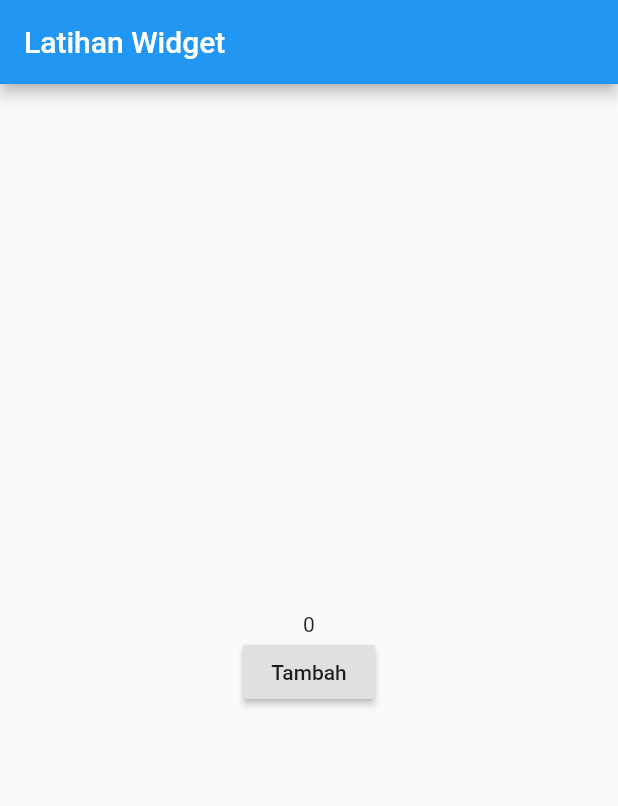
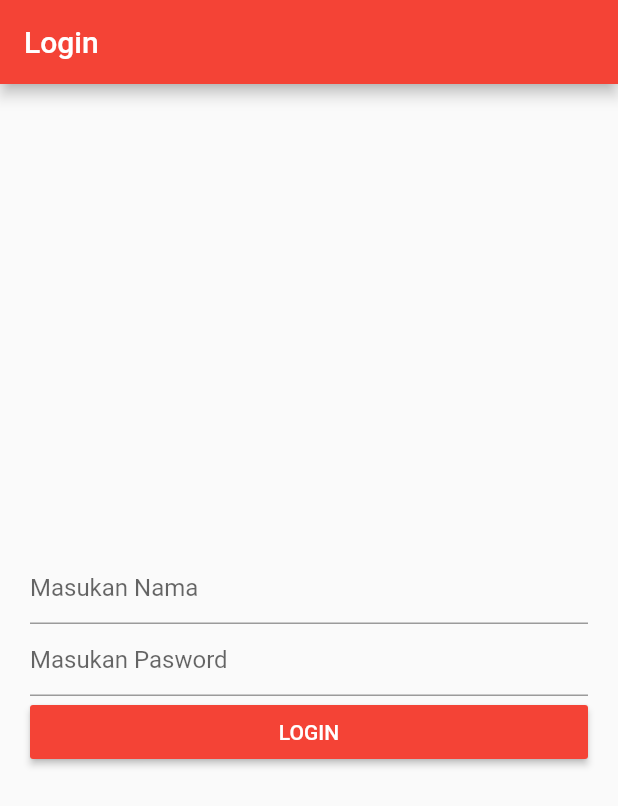
Before and after one commit to yanajuliyana/statefull, a Flutter app: the screen it shows after launch, on a phone screen of 412 x 824 dp. Shown: the top 806 px of the screen. Run offline on Flutter 3.47's test engine with Material 2 defaults, Android fonts, the phone set to English and light mode, and no system bars.

Commit message:
Tugas_Login

```diff
--- /dev/null
+++ b/lib/home_page.dart
@@ -0,0 +1,2 @@
+import 'package:flutter/material.dart';
+import 'package:statefulwidget/login_page.dart';
--- /dev/null
+++ b/lib/login_page.dart
@@ -0,0 +1,71 @@
+import 'package:flutter/material.dart';
+
+class LoginPage extends StatefulWidget {
+  LoginPage({Key key}) : super(key: key);
+
+  @override
+  _LoginPageState createState() => _LoginPageState();
+}
+
+class _LoginPageState extends State<LoginPage> {
+  TextEditingController txtUsername = new TextEditingController();
+  TextEditingController txtPassword = new TextEditingController();
+  @override
+  Widget build(BuildContext context) {
+    return Scaffold(
+      appBar: AppBar(
+        title: Text("Login"),
+      ),
+      body: Column(
+        mainAxisAlignment: MainAxisAlignment.center,
+        children: <Widget>[
+          Container(
+            padding: EdgeInsets.all(20),
+            child: Column(
+              children: <Widget>[
+                TextFormField(
+                  controller: txtUsername,
+                  decoration: InputDecoration(hintText: "Masukan Nama"),
+                ),
+                TextFormField(
+                  controller: txtPassword,
+                  obscureText: true,
+                  decoration: InputDecoration(hintText: "Masukan Pasword"),
+                ),
+                ButtonTheme(
+                  minWidth: double.infinity,
+                  child: RaisedButton(
+                    onPressed: () {
+                      String username = txtUsername.text;
+                      String password = txtPassword.text;
+                      if (username == "admin" && password == "admin123") {
+                        showDialog(
+                            context: context,
+                            child: AlertDialog(
+                              title: Text("Login"),
+                              content: Text("Berhasil"),
+                              actions: <Widget>[
+                                FlatButton(
+                                    onPressed: () {
+                                      Navigator.pop(context);
+                                    },
+                                    child: Text("OK"))
+                              ],
+                            ));
+                      }
+                    },
+                    child: Text(
+
+                      "LOGIN",
+                      style: TextStyle(color: Colors.white),
+                    ),
+                  ),
+                )
+              ],
+            ),
+          )
+        ],
+      ),
+    );
+  }
+}
--- a/lib/main.dart
+++ b/lib/main.dart
@@ -1,41 +1,18 @@
 import 'package:flutter/material.dart';
+import 'package:statefulwidget/login_page.dart';
 
-void main() {
-  runApp(MyApp());
-}
+void main() => runApp(MyApp());
 
-class MyApp extends StatefulWidget {
-  @override
-  _MyAppState createState() => _MyAppState();
-}
-
-class _MyAppState extends State<MyApp> {
-  int number = 0;
-  void tekantombol() {
-    setState(() {
-      number = number + 1;
-    });
-  }
-
+class MyApp extends StatelessWidget {
   @override
   Widget build(BuildContext context) {
     return MaterialApp(
-      home: Scaffold(
-          appBar: AppBar(
-            title: Text("Latihan Widget"),
-          ),
-          body: Center(
-            child: Column(
-              mainAxisAlignment: MainAxisAlignment.center,
-              children: <Widget>[
-                Text(number.toString()),
-                RaisedButton(
-                  child: Text("Tambah"),
-                  onPressed: tekantombol,
-                )
-              ],
-            ),
-          )),
+      title: 'Flutter Icon Badge',
+      theme: ThemeData(
+        primarySwatch: Colors.red,
+      ),
+      home: LoginPage(),
+
     );
   }
 }
```
Also changed, not shown: assets/images/bcgd.jpg (added).
